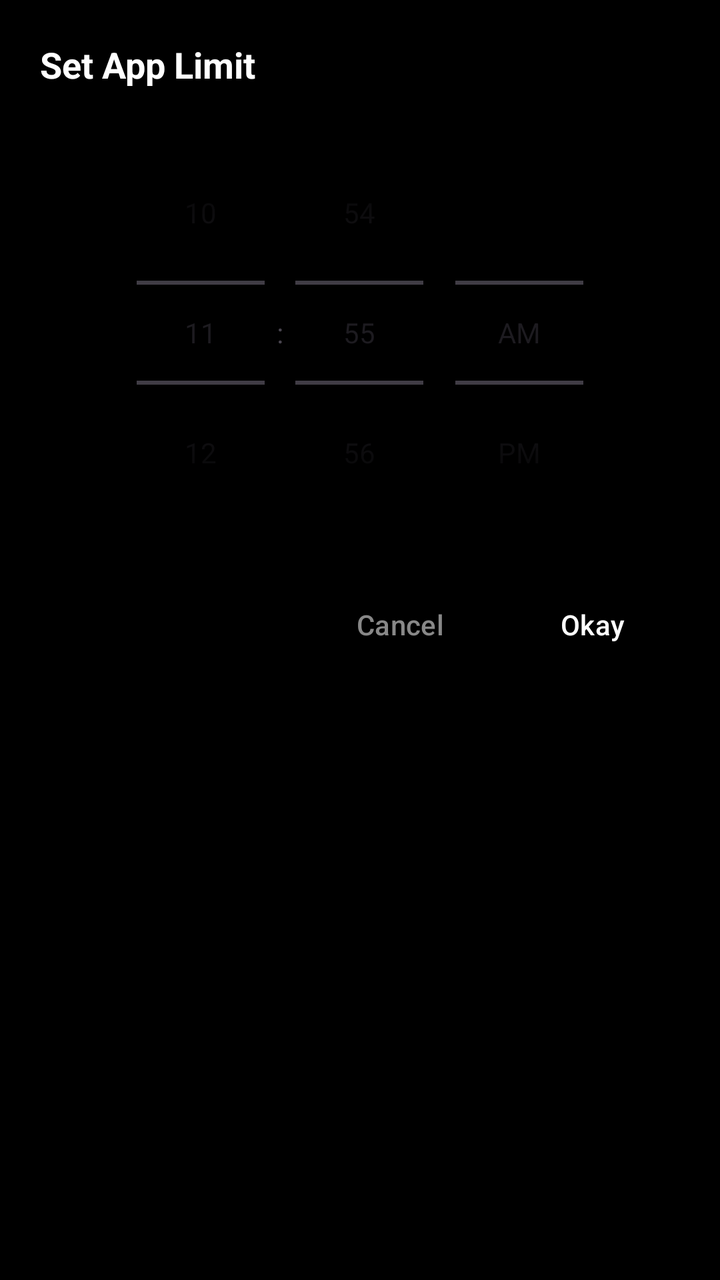
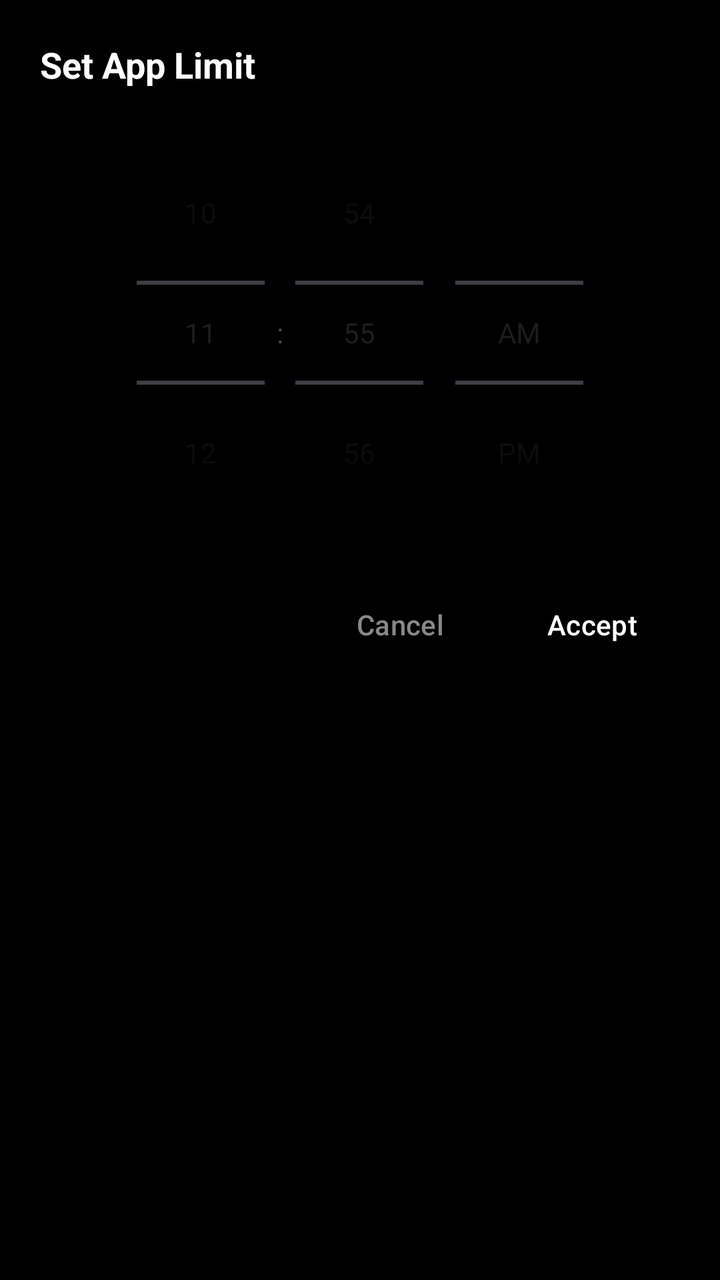

An Android layout rendered at two revisions. The XML below is the earlier revision; the diff shows what the commit changed to produce the second picture.
<!-- AndroidManifest.xml: application theme Theme.PureLauncher -->
<!-- res/layout/dialog_limit_picker.xml -->
<?xml version="1.0" encoding="utf-8"?>
<LinearLayout xmlns:android="http://schemas.android.com/apk/res/android"
    android:layout_width="match_parent"
    android:layout_height="wrap_content"
    android:orientation="vertical"
    android:padding="20dp"
    android:background="@color/bg_primary">

    <TextView
        android:layout_width="wrap_content"
        android:layout_height="wrap_content"
        android:text="Set App Limit"
        android:textColor="@color/text_primary"
        android:textSize="18sp"
        android:textStyle="bold"
        android:layout_marginBottom="16dp" />

    <TimePicker
        android:id="@+id/timePicker"
        android:layout_width="match_parent"
        android:layout_height="wrap_content"
        android:timePickerMode="spinner" />

    <LinearLayout
        android:layout_width="match_parent"
        android:layout_height="wrap_content"
        android:orientation="horizontal"
        android:gravity="end"
        android:layout_marginTop="16dp">

        <Button
            android:id="@+id/btnCancel"
            style="?attr/borderlessButtonStyle"
            android:layout_width="wrap_content"
            android:layout_height="wrap_content"
            android:text="Cancel"
            android:textColor="@color/text_secondary" />

        <Button
            android:id="@+id/btnOkay"
            style="?attr/borderlessButtonStyle"
            android:layout_width="wrap_content"
            android:layout_height="wrap_content"
            android:text="Okay"
            android:textColor="@color/text_primary"
            android:layout_marginStart="8dp" />

    </LinearLayout>

</LinearLayout>
<!-- resources referenced by this layout -->
<resources>
  <color name="bg_primary">#000000</color>
  <color name="text_primary">#FFFFFF</color>
  <color name="text_secondary">#888888</color>
  <style name="Theme.PureLauncher" parent="Base.Theme.PureLauncher" />
  <style name="Base.Theme.PureLauncher" parent="Theme.Material3.DayNight.NoActionBar">
          
          <item name="android:windowBackground">@android:color/black</item>
          
          <item name="android:windowAnimationStyle">@style/NoWindowAnimation</item>
      </style>
  <style name="NoWindowAnimation">
          <item name="android:activityOpenEnterAnimation">@null</item>
          <item name="android:activityOpenExitAnimation">@null</item>
          <item name="android:activityCloseEnterAnimation">@null</item>
          <item name="android:activityCloseExitAnimation">@null</item>
          <item name="android:taskOpenEnterAnimation">@null</item>
          <item name="android:taskOpenExitAnimation">@null</item>
          <item name="android:taskCloseEnterAnimation">@null</item>
          <item name="android:taskCloseExitAnimation">@null</item>
          <item name="android:taskToFrontEnterAnimation">@null</item>
          <item name="android:taskToFrontExitAnimation">@null</item>
      </style>
</resources>

<!-- the commit's change to res/layout/dialog_limit_picker.xml (unified diff, before → after) -->
@@ -41,7 +41,7 @@
             style="?attr/borderlessButtonStyle"
             android:layout_width="wrap_content"
             android:layout_height="wrap_content"
-            android:text="Okay"
+            android:text="Accept"
             android:textColor="@color/text_primary"
             android:layout_marginStart="8dp" />
 
